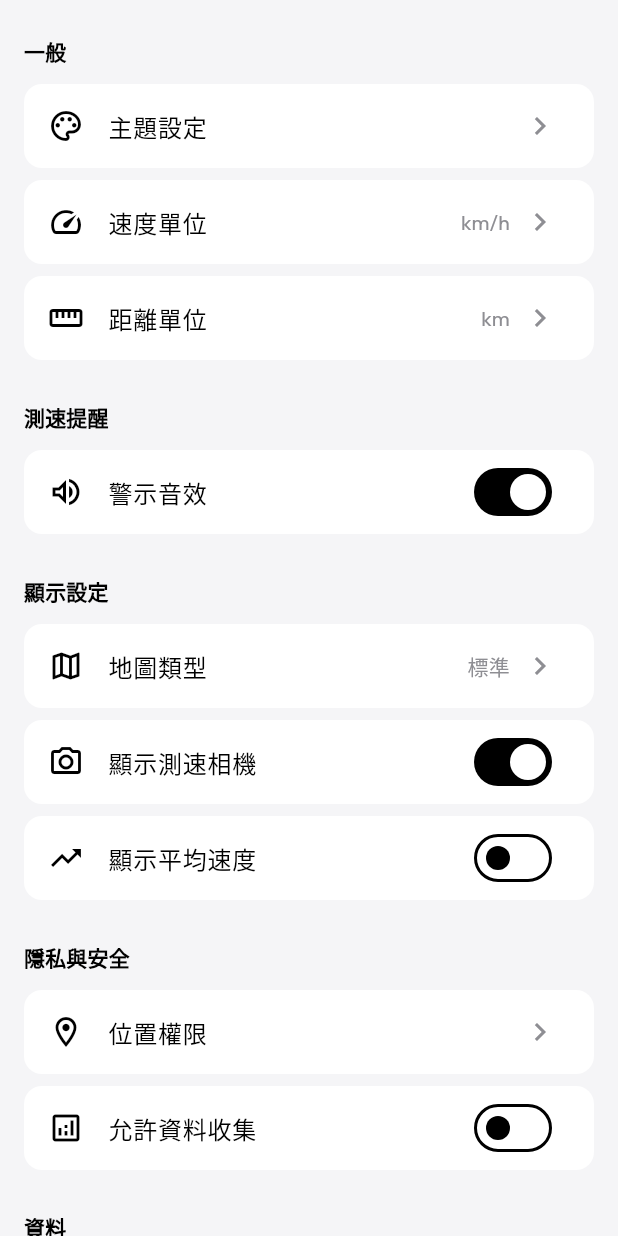
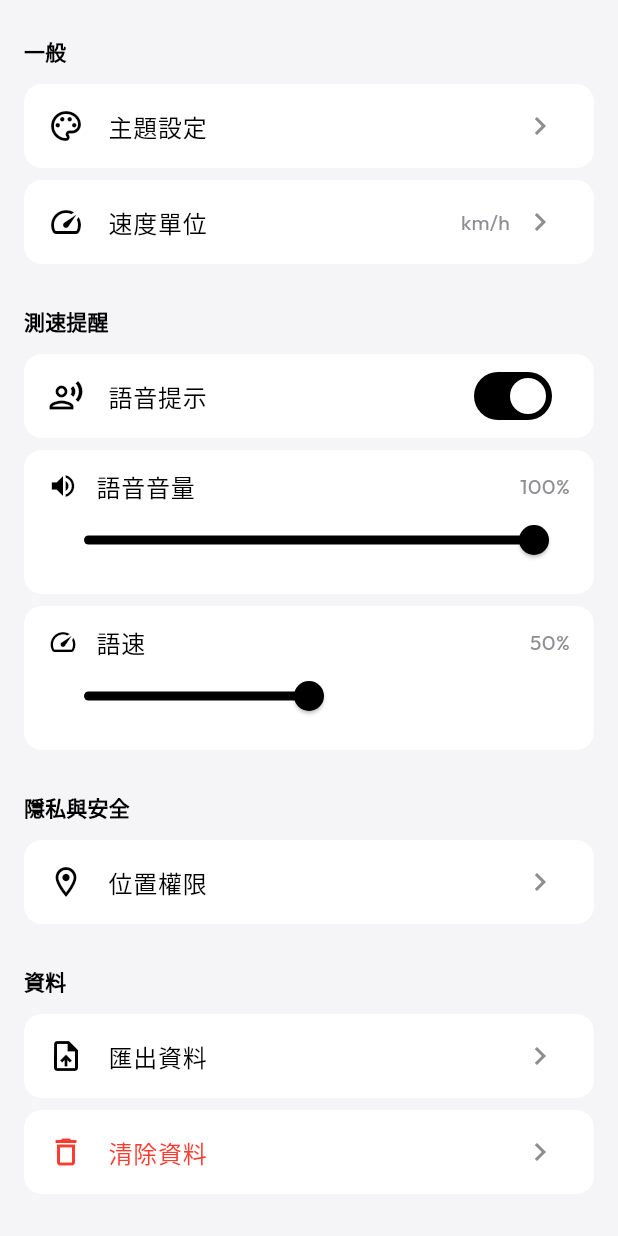
Before and after one commit to viocax/Garage, a Flutter app: the _SettingsView screen opened directly, on a phone screen of 412 x 824 dp. Run offline on Flutter 3.47's test engine with Material 3 defaults, Android fonts, the light colour scheme and no system bars; our stand-ins replace dio, equatable, flutter_bloc, flutter_tts, geolocator, get_it and 3 more; missing offline and left inert: model_viewer_plus; accounts and stored records are empty.

Commit message:
feat: add voice alert settings and simplify settings page
- Add voice alert toggle, volume slider, and speech rate slider
- Remove distance unit, sound alert, display settings, and data collection options
- Clean up SettingsState, SettingsEvent, and SettingsBloc
- Remove unused map type dialog methods
- Simplify settings structure to focus on core features

```diff
--- a/lib/Screen/settings/bloc/settings_event.dart
+++ b/lib/Screen/settings/bloc/settings_event.dart
@@ -7,42 +7,10 @@ final class LoadSettings extends SettingsEvent {
   const LoadSettings();
 }
 
-// Toggle sound
-final class ToggleSound extends SettingsEvent {
-  const ToggleSound();
-}
-
 // Change speed unit
 final class ChangeSpeedUnit extends SettingsEvent {
   final String unit;
   const ChangeSpeedUnit(this.unit);
-}
-
-// Change distance unit
-final class ChangeDistanceUnit extends SettingsEvent {
-  final String unit;
-  const ChangeDistanceUnit(this.unit);
-}
-
-// Change map type
-final class ChangeMapType extends SettingsEvent {
-  final String type;
-  const ChangeMapType(this.type);
-}
-
-// Toggle speed cameras
-final class ToggleSpeedCameras extends SettingsEvent {
-  const ToggleSpeedCameras();
-}
-
-// Toggle average speed
-final class ToggleAverageSpeed extends SettingsEvent {
-  const ToggleAverageSpeed();
-}
-
-// Toggle data collection
-final class ToggleDataCollection extends SettingsEvent {
-  const ToggleDataCollection();
 }
 
 // Export data
@@ -54,3 +22,18 @@ final class ExportData extends SettingsEvent {
 final class ClearData extends SettingsEvent {
   const ClearData();
 }
+
+// Voice alert settings
+final class ToggleVoiceAlert extends SettingsEvent {
+  const ToggleVoiceAlert();
+}
+
+final class ChangeVoiceVolume extends SettingsEvent {
+  final double volume;
+  const ChangeVoiceVolume(this.volume);
+}
+
+final class ChangeVoiceSpeechRate extends SettingsEvent {
+  final double rate;
+  const ChangeVoiceSpeechRate(this.rate);
+}
--- a/lib/Screen/settings/bloc/settings_state.dart
+++ b/lib/Screen/settings/bloc/settings_state.dart
@@ -7,41 +7,31 @@ final class SettingsInitial extends SettingsState {
 }
 
 final class SettingsLoaded extends SettingsState {
-  final bool isSoundEnabled;
   final String speedUnit; // 'km/h' or 'mph'
-  final String distanceUnit; // 'km' or 'mi'
-  final String mapType; // 'standard', 'satellite', 'hybrid'
-  final bool showSpeedCameras;
-  final bool showAverageSpeed;
-  final bool allowDataCollection;
+
+  // Voice alert settings
+  final bool isVoiceAlertEnabled;
+  final double voiceVolume; // 0.0 - 1.0
+  final double voiceSpeechRate; // 0.0 - 1.0
 
   const SettingsLoaded({
-    required this.isSoundEnabled,
     required this.speedUnit,
-    required this.distanceUnit,
-    required this.mapType,
-    required this.showSpeedCameras,
-    required this.showAverageSpeed,
-    required this.allowDataCollection,
+    required this.isVoiceAlertEnabled,
+    required this.voiceVolume,
+    required this.voiceSpeechRate,
   });
 
   SettingsLoaded copyWith({
-    bool? isSoundEnabled,
     String? speedUnit,
-    String? distanceUnit,
-    String? mapType,
-    bool? showSpeedCameras,
-    bool? showAverageSpeed,
-    bool? allowDataCollection,
+    bool? isVoiceAlertEnabled,
+    double? voiceVolume,
+    double? voiceSpeechRate,
   }) {
     return SettingsLoaded(
-      isSoundEnabled: isSoundEnabled ?? this.isSoundEnabled,
       speedUnit: speedUnit ?? this.speedUnit,
-      distanceUnit: distanceUnit ?? this.distanceUnit,
-      mapType: mapType ?? this.mapType,
-      showSpeedCameras: showSpeedCameras ?? this.showSpeedCameras,
-      showAverageSpeed: showAverageSpeed ?? this.showAverageSpeed,
-      allowDataCollection: allowDataCollection ?? this.allowDataCollection,
+      isVoiceAlertEnabled: isVoiceAlertEnabled ?? this.isVoiceAlertEnabled,
+      voiceVolume: voiceVolume ?? this.voiceVolume,
+      voiceSpeechRate: voiceSpeechRate ?? this.voiceSpeechRate,
     );
   }
 }
--- a/lib/Screen/settings/settings_page.dart
+++ b/lib/Screen/settings/settings_page.dart
@@ -56,65 +56,44 @@ class _SettingsView extends StatelessWidget {
                         ),
                       ),
                     ),
-                    _buildSelectionItem(
-                      context,
-                      '距離單位',
-                      Icons.straighten,
-                      state.distanceUnit,
-                      onTap: () => _showUnitDialog(
-                        context,
-                        '選擇距離單位',
-                        state.distanceUnit,
-                        ['km', 'mi'],
-                        (unit) => context.read<SettingsBloc>().add(
-                          ChangeDistanceUnit(unit),
-                        ),
-                      ),
-                    ),
 
                     // 測速提醒
                     _buildSectionHeader(context, '測速提醒'),
                     _buildToggleItem(
                       context,
-                      '警示音效',
-                      Icons.volume_up_outlined,
-                      state.isSoundEnabled,
-                      onTap: () {
-                        context.read<SettingsBloc>().add(const ToggleSound());
-                      },
-                    ),
-
-                    // 顯示設定
-                    _buildSectionHeader(context, '顯示設定'),
-                    _buildSelectionItem(
-                      context,
-                      '地圖類型',
-                      Icons.map_outlined,
-                      _getMapTypeLabel(state.mapType),
-                      onTap: () => _showMapTypeDialog(context, state.mapType),
-                    ),
-                    _buildToggleItem(
-                      context,
-                      '顯示測速相機',
-                      Icons.camera_alt_outlined,
-                      state.showSpeedCameras,
+                      '語音提示',
+                      Icons.record_voice_over_outlined,
+                      state.isVoiceAlertEnabled,
                       onTap: () {
                         context.read<SettingsBloc>().add(
-                          const ToggleSpeedCameras(),
+                          const ToggleVoiceAlert(),
                         );
                       },
                     ),
-                    _buildToggleItem(
-                      context,
-                      '顯示平均速度',
-                      Icons.trending_up,
-                      state.showAverageSpeed,
-                      onTap: () {
-                        context.read<SettingsBloc>().add(
-                          const ToggleAverageSpeed(),
-                        );
-                      },
-                    ),
+                    if (state.isVoiceAlertEnabled) ...[
+                      _buildSliderItem(
+                        context,
+                        '語音音量',
+                        Icons.volume_up,
+                        state.voiceVolume,
+                        onChanged: (value) {
+                          context.read<SettingsBloc>().add(
+                            ChangeVoiceVolume(value),
+                          );
+                        },
+                      ),
+                      _buildSliderItem(
+                        context,
+                        '語速',
+                        Icons.speed,
+                        state.voiceSpeechRate,
+                        onChanged: (value) {
+                          context.read<SettingsBloc>().add(
+                            ChangeVoiceSpeechRate(value),
+                          );
+                        },
+                      ),
+                    ],
 
                     // 隱私與安全
                     _buildSectionHeader(context, '隱私與安全'),
@@ -122,17 +101,6 @@ class _SettingsView extends StatelessWidget {
                       context,
                       '位置權限',
                       Icons.location_on_outlined,
-                    ),
-                    _buildToggleItem(
-                      context,
-                      '允許資料收集',
-                      Icons.analytics_outlined,
-                      state.allowDataCollection,
-                      onTap: () {
-                        context.read<SettingsBloc>().add(
-                          const ToggleDataCollection(),
-                        );
-                      },
                     ),
 
                     // 資料管理
@@ -196,61 +164,6 @@ class _SettingsView extends StatelessWidget {
     );
   }
 
-  String _getMapTypeLabel(String mapType) {
-    switch (mapType) {
-      case 'standard':
-        return '標準';
-      case 'satellite':
-        return '衛星';
-      case 'hybrid':
-        return '混合';
-      default:
-        return '標準';
-    }
-  }
-
-  void _showMapTypeDialog(BuildContext context, String currentType) {
-    showDialog(
-      context: context,
-      builder: (dialogContext) => AlertDialog(
-        title: const Text('選擇地圖類型'),
-        content: Column(
-          mainAxisSize: MainAxisSize.min,
-          children: [
-            _buildDialogOption(
-              dialogContext,
-              '標準',
-              'standard',
-              currentType,
-              () {
-                context.read<SettingsBloc>().add(
-                  const ChangeMapType('standard'),
-                );
-                Navigator.pop(dialogContext);
-              },
-            ),
-            _buildDialogOption(
-              dialogContext,
-              '衛星',
-              'satellite',
-              currentType,
-              () {
-                context.read<SettingsBloc>().add(
-                  const ChangeMapType('satellite'),
-                );
-                Navigator.pop(dialogContext);
-              },
-            ),
-            _buildDialogOption(dialogContext, '混合', 'hybrid', currentType, () {
-              context.read<SettingsBloc>().add(const ChangeMapType('hybrid'));
-              Navigator.pop(dialogContext);
-            }),
-          ],
-        ),
-      ),
-    );
-  }
-
   void _showUnitDialog(
     BuildContext context,
     String title,
@@ -291,7 +204,9 @@ class _SettingsView extends StatelessWidget {
     final isSelected = value == currentValue;
     return ListTile(
       title: Text(label),
-      trailing: isSelected ? const Icon(Icons.check, color: AppTheme.systemBlue) : null,
+      trailing: isSelected
+          ? const Icon(Icons.check, color: AppTheme.systemBlue)
+          : null,
       onTap: onTap,
     );
   }
@@ -405,7 +320,9 @@ class _SettingsView extends StatelessWidget {
           children: [
             Text(
               currentValue,
-              style: theme.textTheme.bodyMedium?.copyWith(color: AppTheme.systemGray),
+              style: theme.textTheme.bodyMedium?.copyWith(
+                color: AppTheme.systemGray,
+              ),
             ),
             const SizedBox(width: 8),
             const Icon(Icons.chevron_right, color: AppTheme.systemGray),
@@ -415,4 +332,54 @@ class _SettingsView extends StatelessWidget {
       ),
     );
   }
+
+  Widget _buildSliderItem(
+    BuildContext context,
+    String title,
+    IconData icon,
+    double value, {
+    required ValueChanged<double> onChanged,
+  }) {
+    final theme = Theme.of(context);
+
+    return Container(
+      margin: const EdgeInsets.symmetric(horizontal: 16, vertical: 4),
+      decoration: BoxDecoration(
+        color: theme.cardTheme.color,
+        borderRadius: BorderRadius.circular(12),
+      ),
+      child: Padding(
+        padding: const EdgeInsets.symmetric(horizontal: 16, vertical: 12),
+        child: Column(
+          crossAxisAlignment: CrossAxisAlignment.start,
+          children: [
+            Row(
+              children: [
+                Icon(icon, color: theme.colorScheme.primary, size: 20),
+                const SizedBox(width: 12),
+                Text(
+                  title,
+                  style: theme.textTheme.bodyLarge?.copyWith(
+                    color: theme.colorScheme.primary,
+                  ),
+                ),
+                const Spacer(),
+                Text(
+                  '${(value * 100).toInt()}%',
+                  style: theme.textTheme.bodyMedium?.copyWith(
+                    color: AppTheme.systemGray,
+                  ),
+                ),
+              ],
+            ),
+            Slider(
+              value: value,
+              onChanged: onChanged,
+              activeColor: theme.colorScheme.primary,
+            ),
+          ],
+        ),
+      ),
+    );
+  }
 }
```
Also changed, not shown: lib/Screen/settings/bloc/settings_bloc.dart (+40 -71 lines), 1 other file.
